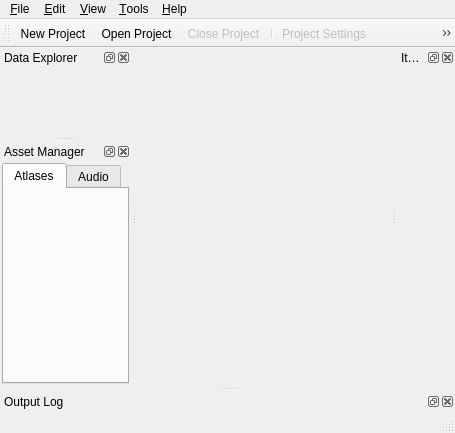
The window that Editor/src/MainWindow.ui (GameOverture/HarmonyEngine) describes before a commit, drawn with Qt 5.
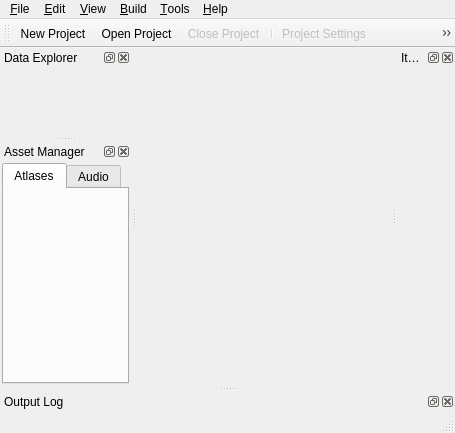
The same window after the commit. Icons and pictures are not drawn. Custom widgets are drawn as their Qt base class.

Commit message: Build dialog and error checking implemented

Diff of the .ui file:
```diff
--- a/Editor/src/MainWindow.ui
+++ b/Editor/src/MainWindow.ui
@@ -93,7 +93,7 @@
      <string>&amp;View</string>
     </property>
    </widget>
-   <widget class="QMenu" name="menu_Tools">
+   <widget class="QMenu" name="menu_Tool">
     <property name="title">
      <string>&amp;Tools</string>
     </property>
@@ -112,10 +112,18 @@
      <string>&amp;Edit</string>
     </property>
    </widget>
+   <widget class="QMenu" name="menu_Build">
+    <property name="title">
+     <string>&amp;Build</string>
+    </property>
+    <addaction name="actionNewBuild"/>
+    <addaction name="separator"/>
+   </widget>
    <addaction name="menu_File"/>
    <addaction name="menu_Edit"/>
    <addaction name="menu_View"/>
-   <addaction name="menu_Tools"/>
+   <addaction name="menu_Build"/>
+   <addaction name="menu_Tool"/>
    <addaction name="menu_Help"/>
   </widget>
   <widget class="QToolBar" name="mainToolBar">
```
Left out of the diff: 59 changed lines with no effect on the pictures. The commit also changes 13 other files.
